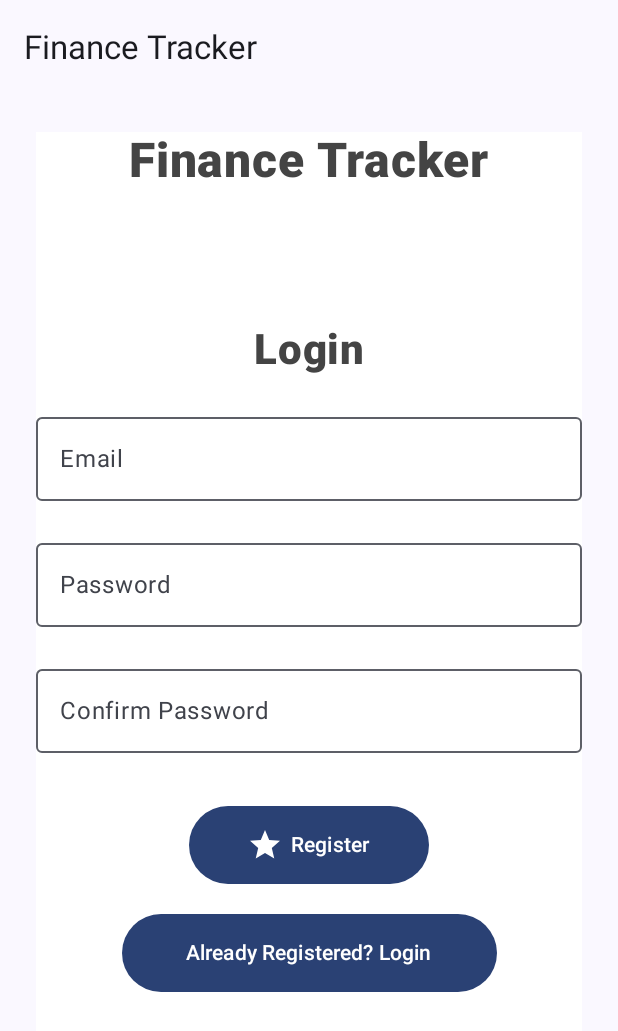
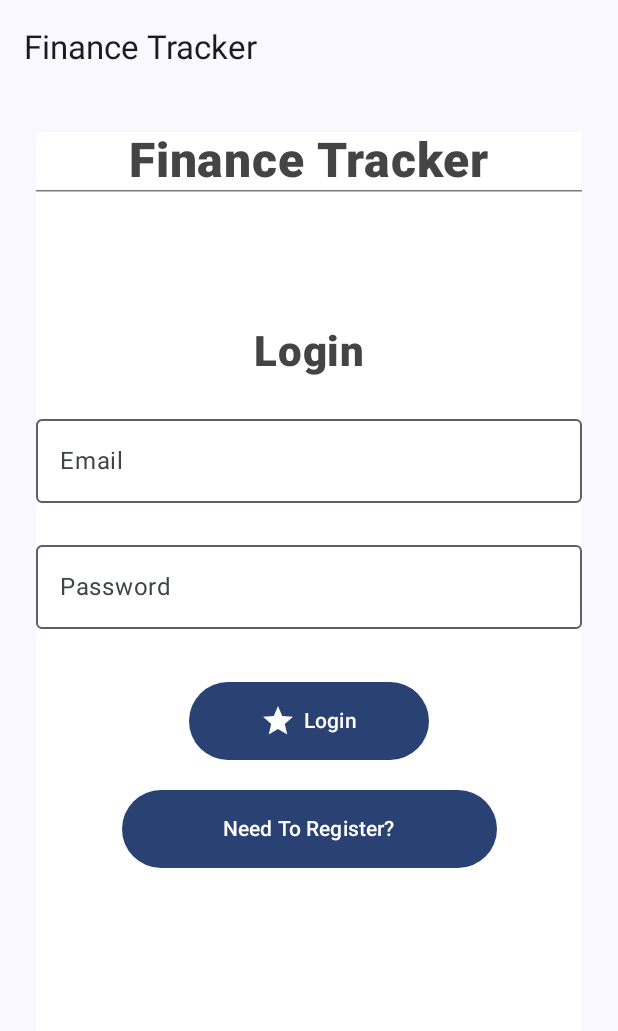
Before and after one commit to KyleFlynn1/FinanceTracker-AndroidApp, an Android app built with Jetpack Compose: the LoginScreen screen opened through its navigation route, on a phone screen of 412 x 824 dp. Shown: the top 1031 px of the screen. Run offline under Robolectric (Android 15) with nearby library versions, the phone set to English and light mode, and no system bars.

```diff
--- a/app/src/main/java/com/example/financetracker/FinanceScreen.kt
+++ b/app/src/main/java/com/example/financetracker/FinanceScreen.kt
@@ -30,6 +30,7 @@ fun FinanceAppBar(
     )
 }
 
+// Actual NavHost composable to add screens and navigation
 @Composable
 fun FinanceApp(
     navController: NavHostController = rememberNavController()
@@ -44,14 +45,21 @@ fun FinanceApp(
     ) { innerPadding ->
         NavHost(
             navController = navController,
-            startDestination = "signup",
+            startDestination = "login",
             modifier = Modifier.padding(innerPadding)
         ) {
             composable("signup") {
-                SignupScreen()
+                // Signup screen on buttons clicked switch screens
+                SignupScreen(
+                    onRegister = { navController.navigate("home") },
+                    onLoginSwitch = { navController.navigate("login") }
+                )
             }
             composable("login") {
-                LoginScreen()
+                LoginScreen(
+                    onLogin = { navController.navigate("home") },
+                    onRegisterSwitch = { navController.navigate("signup") }
+                )
             }
             composable("home") {
             }
--- a/app/src/main/java/com/example/financetracker/LoginScreen.kt
+++ b/app/src/main/java/com/example/financetracker/LoginScreen.kt
@@ -12,6 +12,7 @@ import androidx.compose.foundation.shape.RoundedCornerShape
 import androidx.compose.material.icons.Icons
 import androidx.compose.material.icons.filled.Star
 import androidx.compose.material3.Button
+import androidx.compose.material3.HorizontalDivider
 import androidx.compose.material3.Icon
 import androidx.compose.material3.OutlinedTextField
 import androidx.compose.material3.Text
@@ -30,11 +31,12 @@ import androidx.compose.ui.unit.sp
 import com.example.financetracker.ui.theme.FinanceTrackerTheme
 
 @Composable
-fun LoginScreen(modifier: Modifier = Modifier) {
+fun LoginScreen(modifier: Modifier = Modifier,
+                onLogin : () -> Unit = {},
+                onRegisterSwitch: () -> Unit = {}) {
 
     var email by remember { mutableStateOf("") }
     var password by remember { mutableStateOf("") }
-    var confirmPassword by remember { mutableStateOf("") }
 
     Column(
         modifier = modifier
@@ -51,7 +53,7 @@ fun LoginScreen(modifier: Modifier = Modifier) {
             modifier = modifier
                 .align(Alignment.CenterHorizontally)
         )
-
+        HorizontalDivider()
         Spacer(Modifier.height(90.dp))
 
         Text(
@@ -81,19 +83,10 @@ fun LoginScreen(modifier: Modifier = Modifier) {
             modifier = Modifier.fillMaxWidth()
         )
 
-        Spacer(Modifier.height(20.dp))
-
-        OutlinedTextField(
-            value = confirmPassword,
-            onValueChange = {confirmPassword = it},
-            label = { Text("Confirm Password")},
-            modifier = Modifier.fillMaxWidth()
-        )
-
         Spacer(Modifier.height(35.dp))
 
         Button(
-            onClick = { onRegister() },
+            onClick = { onLogin() },
             modifier = Modifier
                 .width(160.dp)
                 .height(52.dp),
@@ -101,20 +94,25 @@ fun LoginScreen(modifier: Modifier = Modifier) {
         ) {
             Icon(Icons.Default.Star, contentDescription = null)
             Spacer(Modifier.width(5.dp))
-            Text("Register")
+            Text("Login")
         }
 
         Spacer(Modifier.height(20.dp))
 
         Button(
-            onClick = { onLoginSwitch() },
+            onClick = { onRegisterSwitch() },
             modifier = Modifier
                 .width(250.dp)
                 .height(52.dp),
             shape = RoundedCornerShape(30.dp)
-        ) { Text("Already Registered? Login") }
+        ) { Text("Need To Register?") }
 
     }
+}
+fun onLogin() {
+}
+
+fun onRegisterSwitch() {
 }
 
 @Preview(showBackground = true, showSystemUi = true )
```
Also changed, not shown: app/src/main/java/com/example/financetracker/DashboardScreen.kt (added, +200 -0 lines), app/src/main/java/com/example/financetracker/SignupScreen.kt (+5 -2 lines).
